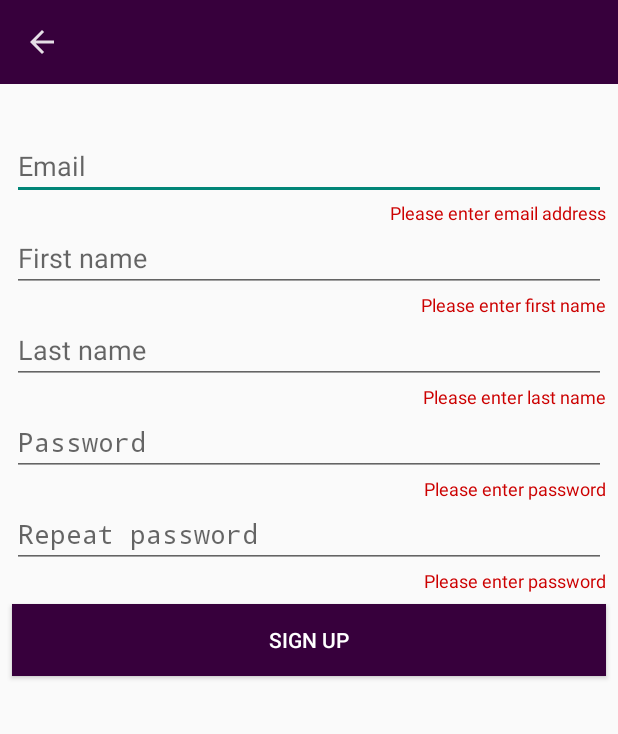
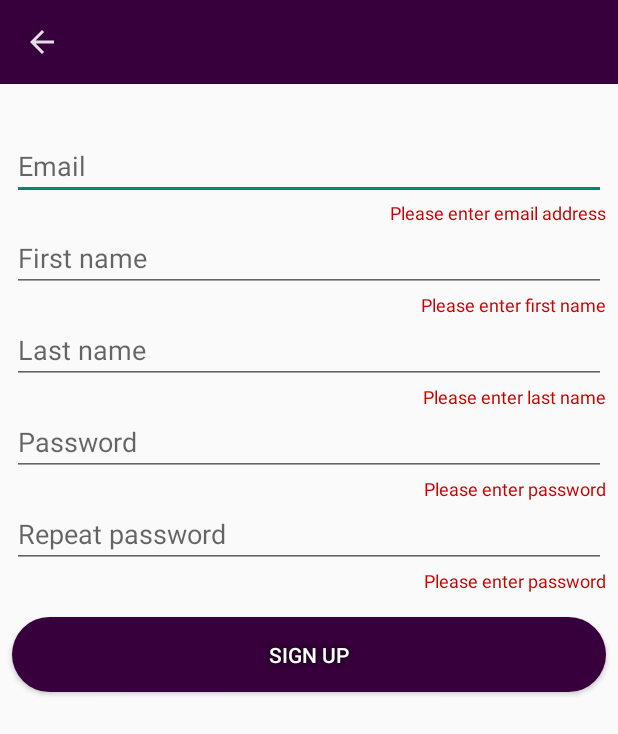
Before and after one commit to czapiewskimateusz/Fantasy, an Android app: the RegisterActivity screen opened directly, with no data from a screen before it, after a tap on "SIGN UP", on a phone screen of 412 x 824 dp. Shown: the top 734 px of the screen. Run offline under Robolectric (Android 15) with nearby library versions, the phone set to English and light mode, and no system bars; our stand-ins replace ButterKnife.

Commit message:
UI fixes

```diff
--- a/app/src/main/java/com/example/mateusz/fantasy/Login/presenter/LoginPresenter.java
+++ b/app/src/main/java/com/example/mateusz/fantasy/Login/presenter/LoginPresenter.java
@@ -4,6 +4,7 @@ import android.content.Context;
 import android.text.TextUtils;
 
 import com.example.mateusz.fantasy.Login.model.LoginApiInteractor;
+import com.example.mateusz.fantasy.Login.model.User;
 import com.example.mateusz.fantasy.Login.view.ILoginView;
 import com.example.mateusz.fantasy.R;
 
--- a/app/src/main/java/com/example/mateusz/fantasy/Register/presenter/RegisterPresenter.java
+++ b/app/src/main/java/com/example/mateusz/fantasy/Register/presenter/RegisterPresenter.java
@@ -6,10 +6,6 @@ import android.text.TextUtils;
 import com.example.mateusz.fantasy.R;
 import com.example.mateusz.fantasy.Register.model.RegisterApiInteractor;
 import com.example.mateusz.fantasy.Register.view.IRegisterView;
-
-/**
- * Created by Mateusz on 19.08.2017.
- */
 
 public class RegisterPresenter {
 
@@ -31,7 +27,6 @@ public class RegisterPresenter {
 
     }
 
-
     public void onViewAttached(IRegisterView view, Context context) {
 
         this.view = view;
@@ -46,15 +41,18 @@ public class RegisterPresenter {
 
     }
 
+    public void onRegisterSuccess() {
 
-    public void onRegisterSuccess(){
         view.showProgress(false);
         view.onSignUpSuccess(mEmail);
+
     }
 
-    public void onRegisterFailure(){
+    public void onRegisterFailure() {
+
         view.showProgress(false);
         view.onGeneralError(context.getString(R.string.user_already_exists_error));
+
     }
 
     public void register(String email, String firstname, String lastname, String password, String passwordRepeat) {
@@ -66,19 +64,18 @@ public class RegisterPresenter {
         }
 
         this.mEmail = email;
-
         view.showProgress(true);
-
-        registerApiInteractor.register(email,firstname,lastname,password);
+        registerApiInteractor.register(email, firstname, lastname, password);
 
     }
 
     /**
      * Function to vaildate data provided by the User
-     * @param email user email
-     * @param firstname user firstname
-     * @param lastname user lastname
-     * @param password user password
+     *
+     * @param email          user email
+     * @param firstname      user firstname
+     * @param lastname       user lastname
+     * @param password       user password
      * @param passwordRepeat user passwordRepeat
      * @return true if AOK
      */
@@ -86,24 +83,41 @@ public class RegisterPresenter {
 
         boolean check = true;
 
-        if (!password.equals(passwordRepeat)){
-            view.onPasswordError(context.getString(R.string.passwords_do_not_match_error));
-            view.onPasswordRepeatError(context.getString(R.string.passwords_do_not_match_error));
-            check = false;
-        } else{
-            view.onPasswordError("");
-            view.onPasswordRepeatError("");
-        }
-
         if (TextUtils.isEmpty(email)) {
             view.onEmailError(context.getString(R.string.error_empty_email));
+            check = false;
+        } else if (email.length() > 50) {
+                view.onEmailError(context.getString(R.string.email_length_error));
                 check = false;
             } else {
                 view.onEmailError("");
             }
 
+        if (TextUtils.isEmpty(firstname)) {
+            view.onFirstNameError(context.getString(R.string.firstname_empty_error));
+            check = false;
+        } else if (firstname.length() > 50) {
+                view.onFirstNameError(context.getString(R.string.firstname_length_error));
+                check = false;
+            } else {
+                view.onFirstNameError("");
+            }
+
+        if (TextUtils.isEmpty(lastname)) {
+            view.onLastNameError(context.getString(R.string.lastname_empty_error));
+            check = false;
+        } else if (lastname.length() > 50) {
+                view.onLastNameError(context.getString(R.string.lastname_length_error));
+                check = false;
+            } else {
+                view.onLastNameError("");
+            }
+
         if (TextUtils.isEmpty(password)) {
             view.onPasswordError(context.getString(R.string.error_password_empty));
+            check = false;
+        } else if (password.length() < 6) {
+                view.onPasswordError(context.getString(R.string.password_length_error));
                 check = false;
             } else {
                 view.onPasswordError("");
@@ -112,22 +126,20 @@ public class RegisterPresenter {
         if (TextUtils.isEmpty(passwordRepeat)) {
             view.onPasswordRepeatError(context.getString(R.string.error_password_empty));
             check = false;
+        } else if (passwordRepeat.length() < 6) {
+                view.onPasswordRepeatError(context.getString(R.string.password_length_error));
+                check = false;
             } else {
                 view.onPasswordRepeatError("");
             }
 
-        if (TextUtils.isEmpty(firstname)) {
-            view.onFirstNameError(context.getString(R.string.firstname_empty_error));
+        if (!password.equals(passwordRepeat)) {
+            view.onPasswordError(context.getString(R.string.passwords_do_not_match));
+            view.onPasswordRepeatError(context.getString(R.string.passwords_do_not_match));
             check = false;
-        } else {
-            view.onFirstNameError("");
-        }
-
-        if (TextUtils.isEmpty(lastname)) {
-            view.onLastNameError(context.getString(R.string.lastname_empty_error));
-            check = false;
-        } else {
-            view.onLastNameError("");
+        } else if (!TextUtils.isEmpty(password) && !TextUtils.isEmpty(passwordRepeat)) {
+            view.onPasswordError("");
+            view.onPasswordRepeatError("");
         }
 
         return check;
--- /dev/null
+++ b/app/src/main/res/drawable/mybutton.xml
@@ -0,0 +1,13 @@
+<?xml version="1.0" encoding="utf-8"?>
+<shape xmlns:android="http://schemas.android.com/apk/res/android" android:shape="rectangle" >
+    <corners
+        android:radius="100dp"
+        />
+    <solid
+        android:color="@color/colorPrimary"
+        />
+    <size
+        android:width="250dp"
+        android:height="50dp"
+        />
+</shape>
--- a/app/src/main/res/layout/activity_register.xml
+++ b/app/src/main/res/layout/activity_register.xml
@@ -7,6 +7,7 @@
     tools:context="com.example.mateusz.fantasy.Register.view.RegisterActivity">
 
     <EditText
+        style="@style/MyEditText"
         android:id="@+id/et_email_register"
         android:layout_width="0dp"
         android:layout_height="wrap_content"
@@ -22,6 +23,7 @@
         android:layout_marginEnd="8dp" />
 
     <EditText
+        style="@style/MyEditText"
         android:id="@+id/et_firstname"
         android:layout_width="0dp"
         android:layout_height="wrap_content"
@@ -39,6 +41,7 @@
         android:layout_marginEnd="8dp" />
 
     <EditText
+        style="@style/MyEditText"
         android:id="@+id/et_lastname"
         android:layout_width="0dp"
         android:layout_height="wrap_content"
@@ -56,6 +59,7 @@
         android:layout_marginEnd="8dp" />
 
     <EditText
+        style="@style/MyEditText"
         android:id="@+id/et_password_register"
         android:layout_width="0dp"
         android:layout_height="wrap_content"
@@ -73,6 +77,7 @@
         android:layout_marginEnd="8dp" />
 
     <EditText
+        style="@style/MyEditText"
         android:id="@+id/et_password_repeat"
         android:layout_width="0dp"
         android:layout_height="wrap_content"
@@ -95,7 +100,11 @@
         android:layout_height="wrap_content"
         android:layout_marginLeft="8dp"
         android:layout_marginRight="8dp"
-        android:background="@color/colorPrimaryDark"
+        android:background="@drawable/mybutton"
+        android:shadowColor="#000000"
+        android:shadowDx="0"
+        android:shadowDy="0"
+        android:shadowRadius="5"
         android:text="@string/register_button"
         android:textColor="@android:color/background_light"
         app:layout_constraintLeft_toLeftOf="parent"
@@ -103,8 +112,8 @@
         app:layout_constraintHorizontal_bias="0.0"
         android:layout_marginStart="8dp"
         android:layout_marginEnd="8dp"
-        android:layout_marginTop="24dp"
-        app:layout_constraintTop_toBottomOf="@+id/et_password_repeat" />
+        android:layout_marginTop="16dp"
+        app:layout_constraintTop_toBottomOf="@+id/tv_password_repeat_error" />
 
     <ProgressBar
         android:id="@+id/pb_register_loading_indicator"
@@ -120,6 +129,7 @@
         app:layout_constraintTop_toBottomOf="@+id/btn_register" />
 
     <TextView
+        style="@style/MyTextView"
         android:id="@+id/tv_error_register"
         android:layout_width="wrap_content"
         android:layout_height="wrap_content"
@@ -139,6 +149,7 @@
         app:layout_constraintTop_toBottomOf="@+id/btn_register" />
 
     <TextView
+        style="@style/MyTextView"
         android:id="@+id/tv_email_register_error"
         android:layout_width="wrap_content"
         android:layout_height="wrap_content"
@@ -150,6 +161,7 @@
         app:layout_constraintTop_toBottomOf="@+id/et_email_register" />
 
     <TextView
+        style="@style/MyTextView"
         android:id="@+id/tv_firstname_error"
         android:layout_width="wrap_content"
         android:layout_height="wrap_content"
@@ -161,6 +173,7 @@
         app:layout_constraintTop_toBottomOf="@+id/et_firstname" />
 
     <TextView
+        style="@style/MyTextView"
         android:id="@+id/tv_lastname_error"
         android:layout_width="wrap_content"
         android:layout_height="wrap_content"
@@ -172,6 +185,7 @@
         app:layout_constraintTop_toBottomOf="@+id/et_lastname" />
 
     <TextView
+        style="@style/MyTextView"
         android:id="@+id/tv_password_register_error"
         android:layout_width="wrap_content"
         android:layout_height="wrap_content"
@@ -183,6 +197,7 @@
         app:layout_constraintTop_toBottomOf="@+id/et_password_register" />
 
     <TextView
+        style="@style/MyTextView"
         android:id="@+id/tv_password_repeat_error"
         android:layout_width="wrap_content"
         android:layout_height="wrap_content"
--- a/app/src/main/res/values/colors.xml
+++ b/app/src/main/res/values/colors.xml
@@ -1,7 +1,13 @@
 <?xml version="1.0" encoding="utf-8"?>
 <resources>
-    <color name="colorPrimaryDark">#37003c</color>
-    <color name="colorPrimary">#00ff87</color>
+    <color name="colorPrimaryDark">#190018</color>
+    <color name="colorPrimary">#37003c</color>
+    <color name="colorPrimaryLight">#632c67</color>
+
+    <color name="colorSecondary">#00ff87</color>
+    <color name="colorSecondaryLight">#6cffb8</color>
+    <color name="colorSecondaryDark">#00ca58</color>
+
     <color name="colorAccentRed">#FF015B</color>
     <color name="colorAccentBlue">#05f1ff</color>
     <color name="colorAccentYellow">#EBFF00</color>
--- a/app/src/main/res/values/strings.xml
+++ b/app/src/main/res/values/strings.xml
@@ -12,7 +12,7 @@
 
     //Buttons
     <string name="login_button">Log in</string>
-    <string name="create_account">Don\'t have account? Sign up</string>
+    <string name="create_account">Don\'t have account? <u>Sign up</u></string>
     <string name="logout_button">Log out</string>
     <string name="register_button">Sign up</string>
 
@@ -28,9 +28,14 @@
     <string name="user_already_exists_error">User with provided email already exists</string>
     <string name="firstname_empty_error">Please enter first name</string>
     <string name="lastname_empty_error">Please enter last name</string>
-    <string name="passwords_do_not_match_error">Passwords do not match</string>
+    <string name="email_length_error">Email is too long</string>
+    <string name="firstname_length_error">First name is too long</string>
+    <string name="lastname_length_error">Last name is too long</string>
+    <string name="password_length_error">Password must contain at least 6 characters</string>
+    <string name="passwords_do_not_match">Passwords do not match</string>
 
     //Dialogs
     <string name="user_successfully_created">User successfully created!</string>
+    <string name="back_button_close_app_warning">Click one more time to close the app</string>
 
 </resources>
--- a/app/src/main/res/values/styles.xml
+++ b/app/src/main/res/values/styles.xml
@@ -3,21 +3,26 @@
     <!-- Base application theme. -->
     <style name="AppTheme" parent="android:Theme.Material.Light.DarkActionBar">
         <item name="android:actionBarStyle">@style/MyActionBar</item>
+        <item name="android:statusBarColor">@color/colorPrimary</item>
     </style>
 
     <style name="MyActionBar" parent="android:Theme.Material.Light.DarkActionBar">
-        <item name="android:background">@color/colorPrimaryDark</item>
+        <item name="android:background">@color/colorPrimary</item>
         <item name="android:textColor">@android:color/background_light</item>
     </style>
 
     <style name="FullScreenTheme" parent="android:Theme.Material.Light.NoActionBar">
-        <!-- Customize your theme here. -->
+
     </style>
 
     <style name="MyEditText" parent="android:Widget.Material.EditText">
-        <item name="android:textColor">@color/colorPrimaryDark</item>
-        <item name="android:textColorHint">@color/colorPrimaryDark</item>
+        <item name="android:textColor">@color/colorPrimary</item>
+        <item name="android:textColorLink">@color/colorPrimary</item>
+        <item name="android:fontFamily">Lato</item>
+    </style>
 
+    <style name="MyTextView" parent="android:Widget.Material.TextView">
+        <item name="android:fontFamily">Lato</item>
     </style>
 
 
```
Also changed, not shown: app/src/main/java/com/example/mateusz/fantasy/UI/HomeActivity.java (+22 -0 lines), app/src/main/res/layout/activity_login.xml (+18 -8 lines), 1 other file. Lines whose indentation alone changed are shown as unchanged.
